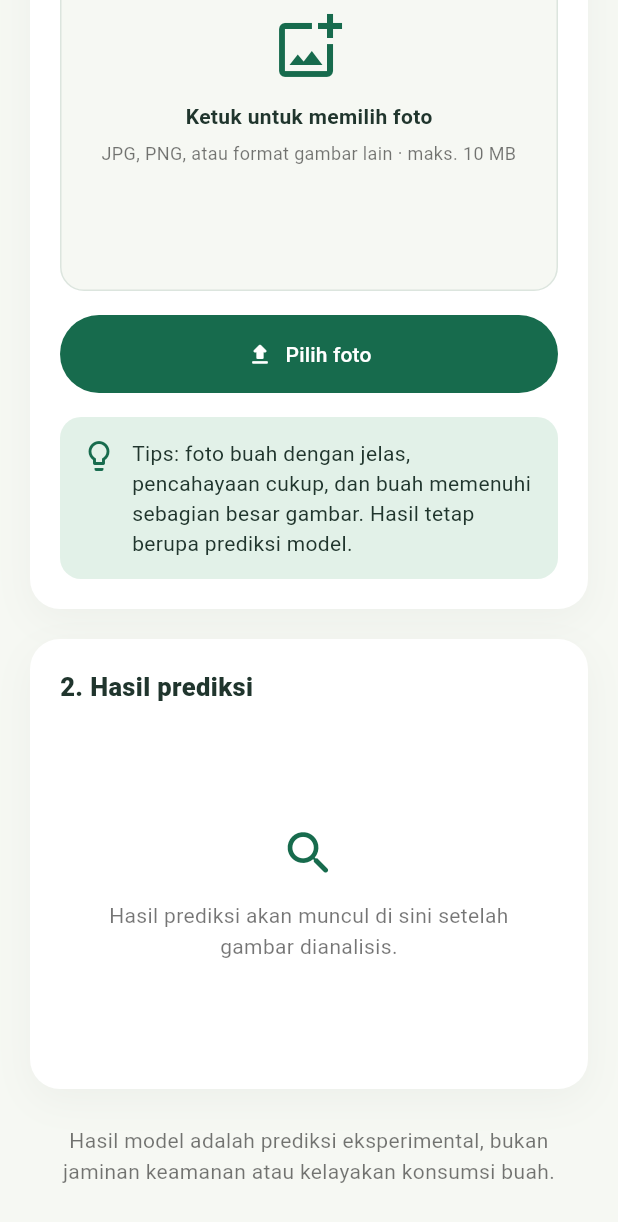
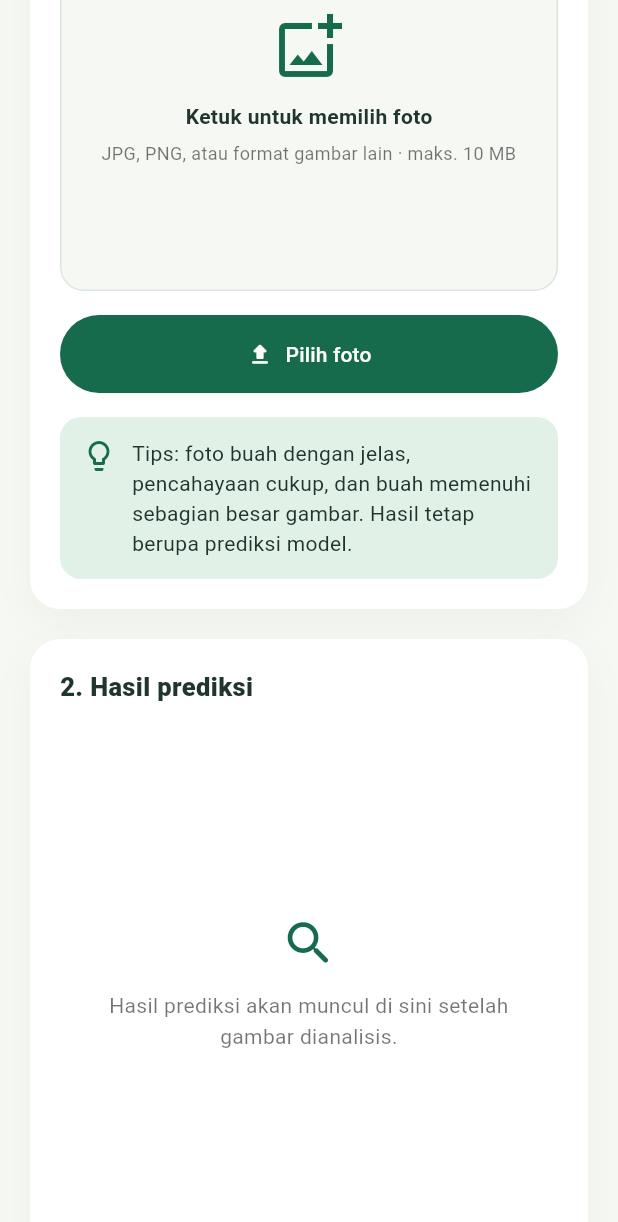
Before and after one commit to carlos1739/fruit_freshness_classification, a Flutter app: the screen it shows after launch, scrolled down 493 dp, on a phone screen of 412 x 824 dp. Shown: the top 1222 px of the screen. Run offline on Flutter 3.47's test engine with Material 3 defaults, Android fonts, the phone set to English and light mode, and no system bars; our stand-ins replace file_picker; missing offline and left inert: dart:html; network calls fail.

Commit message:
Improve prediction panel layout

```diff
--- a/frontend/lib/main.dart
+++ b/frontend/lib/main.dart
@@ -796,14 +796,16 @@ class _ClassifierPageState extends State<ClassifierPage> {
   Widget _buildResultPanel() {
     return _panel(
       title: '2. Hasil prediksi',
+      child: SizedBox(
+        height: _predictions.isEmpty ? 340 : null,
         child: Column(
+          mainAxisAlignment: _predictions.isEmpty
+              ? MainAxisAlignment.center
+              : MainAxisAlignment.start,
           crossAxisAlignment: CrossAxisAlignment.stretch,
           children: [
             if (_isLoading)
-            const Padding(
-              padding: EdgeInsets.symmetric(vertical: 72),
-              child: Center(child: CircularProgressIndicator()),
-            )
+              const Center(child: CircularProgressIndicator())
             else if (_errorMessage != null)
               _buildMessage(
                 icon: Icons.error_outline,
@@ -841,6 +843,7 @@ class _ClassifierPageState extends State<ClassifierPage> {
                 message: 'Hasil prediksi akan muncul di sini setelah gambar dianalisis.',
               ),
           ],
+        ),
       ),
     );
   }
```
Lines whose indentation alone changed are shown as unchanged.
